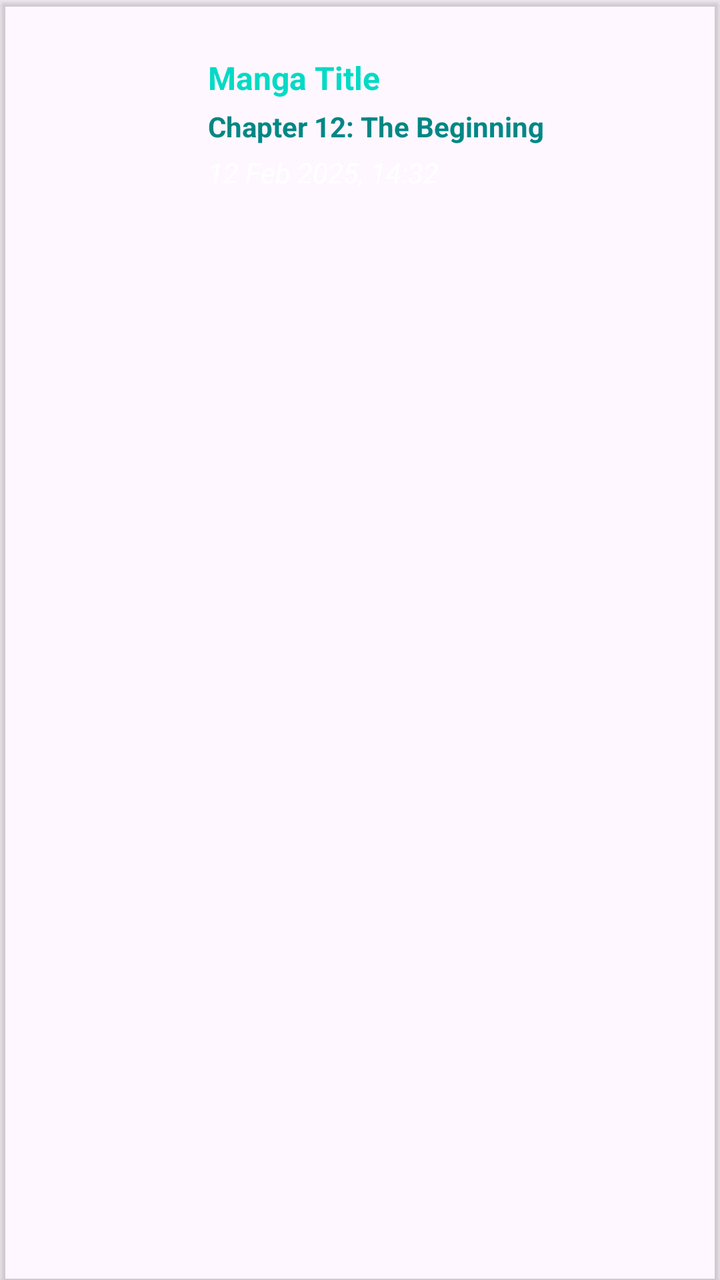
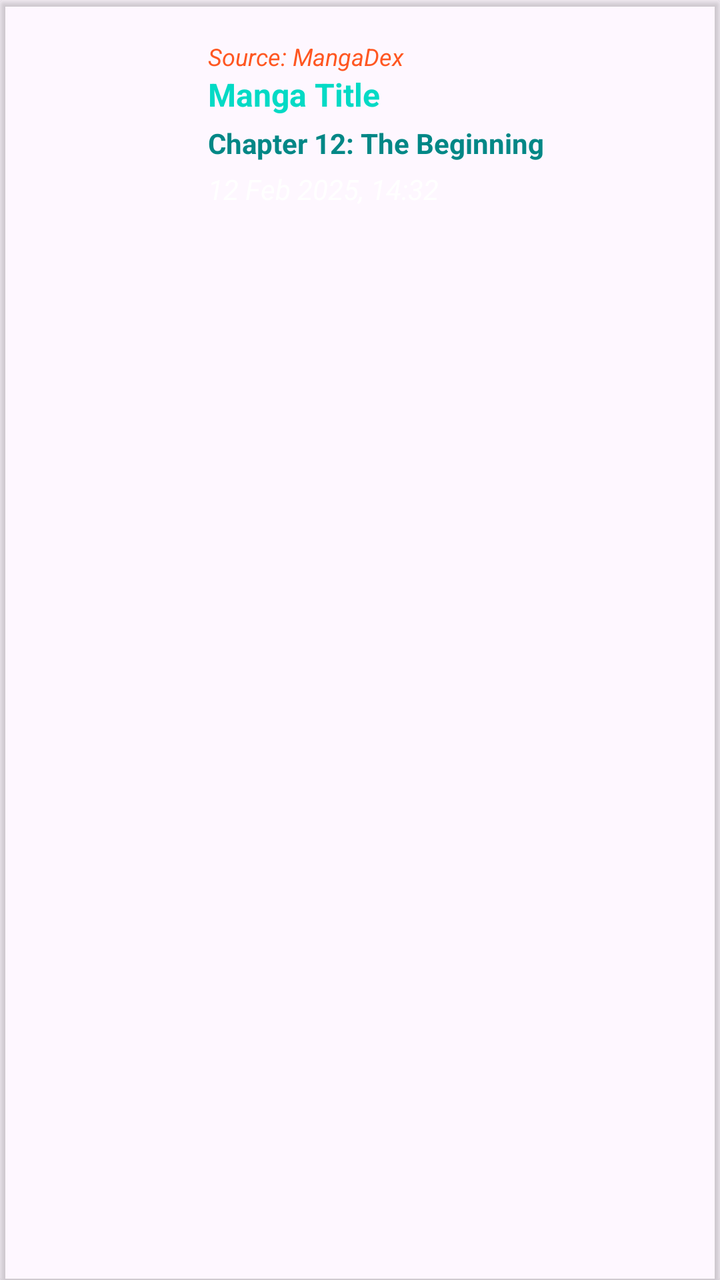

Compare the two renders of this Android layout. The source of the first and the diff that turns it into the second are given below.
<!-- AndroidManifest.xml: application theme Theme.MangaV5 -->
<!-- res/layout/activity_item_history.xml -->
<?xml version="1.0" encoding="utf-8"?>
<androidx.cardview.widget.CardView
    xmlns:android="http://schemas.android.com/apk/res/android"
    xmlns:app="http://schemas.android.com/apk/res-auto"
    android:layout_width="match_parent"
    android:layout_height="wrap_content"
    android:layout_margin="8dp"
    app:cardBackgroundColor="@android:color/transparent"
    android:foreground="?attr/selectableItemBackground"
    android:clickable="true"
    android:focusable="true">

    <LinearLayout
        android:layout_width="match_parent"
        android:layout_height="wrap_content"
        android:background="@android:color/transparent"
        android:gravity="center_vertical"
        android:orientation="horizontal"
        android:padding="12dp">

        
        <ImageView
            android:id="@+id/historyCover"
            android:layout_width="80dp"
            android:layout_height="100dp"
            android:scaleType="centerCrop"
            android:contentDescription="Manga cover"
            android:clipToOutline="true"
            android:layout_marginEnd="12dp" />

        
        <LinearLayout
            android:layout_width="0dp"
            android:layout_height="wrap_content"
            android:layout_weight="1"
            android:orientation="vertical">

            
            <TextView
                android:id="@+id/historyMangaTitle"
                android:layout_width="match_parent"
                android:layout_height="wrap_content"
                android:text="Manga Title"
                android:textStyle="bold"
                android:textSize="16sp"
                android:maxLines="1"
                android:ellipsize="end"
                android:textColor="@color/teal_200" />

            
            <TextView
                android:id="@+id/historyChapterTitle"
                android:layout_width="match_parent"
                android:layout_height="wrap_content"
                android:text="Chapter 12: The Beginning"
                android:textStyle="bold"
                android:textSize="14sp"
                android:textColor="@color/teal_700"
                android:layout_marginTop="4dp"
                android:clickable="true"
                android:focusable="true"
                android:ellipsize="end"
                android:maxLines="1" />

            
            <TextView
                android:id="@+id/historyTimestamp"
                android:layout_width="match_parent"
                android:layout_height="wrap_content"
                android:text="12 Feb 2025, 14:32"
                android:textSize="14sp"
                android:textStyle="italic"
                android:textColor="@android:color/white"
                android:layout_marginTop="4dp" />

        </LinearLayout>

    </LinearLayout>
</androidx.cardview.widget.CardView>
<!-- resources referenced by this layout -->
<resources>
  <color name="teal_200">#FF03DAC5</color>
  <color name="teal_700">#FF018786</color>
  <style name="Theme.MangaV5" parent="Theme.MaterialComponents.DayNight.DarkActionBar">
          
          <item name="colorPrimary">@color/purple_500</item>
          <item name="colorPrimaryVariant">@color/purple_700</item>
          <item name="colorOnPrimary">@color/white</item>
          
          <item name="colorSecondary">@color/teal_200</item>
          <item name="colorSecondaryVariant">@color/teal_700</item>
          <item name="colorOnSecondary">@color/black</item>
          
          <item name="android:statusBarColor">?attr/colorPrimaryVariant</item>
          
      </style>
  <color name="purple_500">#FF6200EE</color>
  <color name="purple_700">#FF3700B3</color>
  <color name="white">#FFFFFFFF</color>
  <color name="black">#FF000000</color>
</resources>

<!-- the commit's change to res/layout/activity_item_history.xml (unified diff, before → after) -->
@@ -34,6 +34,18 @@
             android:layout_height="wrap_content"
             android:layout_weight="1"
             android:orientation="vertical">
+
+            
+            <TextView
+                android:id="@+id/historyMangaSource"
+                android:layout_width="match_parent"
+                android:layout_height="wrap_content"
+                android:text="Source: MangaDex"
+                android:textSize="12sp"
+                android:textStyle="italic"
+                android:textColor="#FF5722"
+                android:maxLines="1"
+                android:ellipsize="end"/>
 
             
             <TextView
